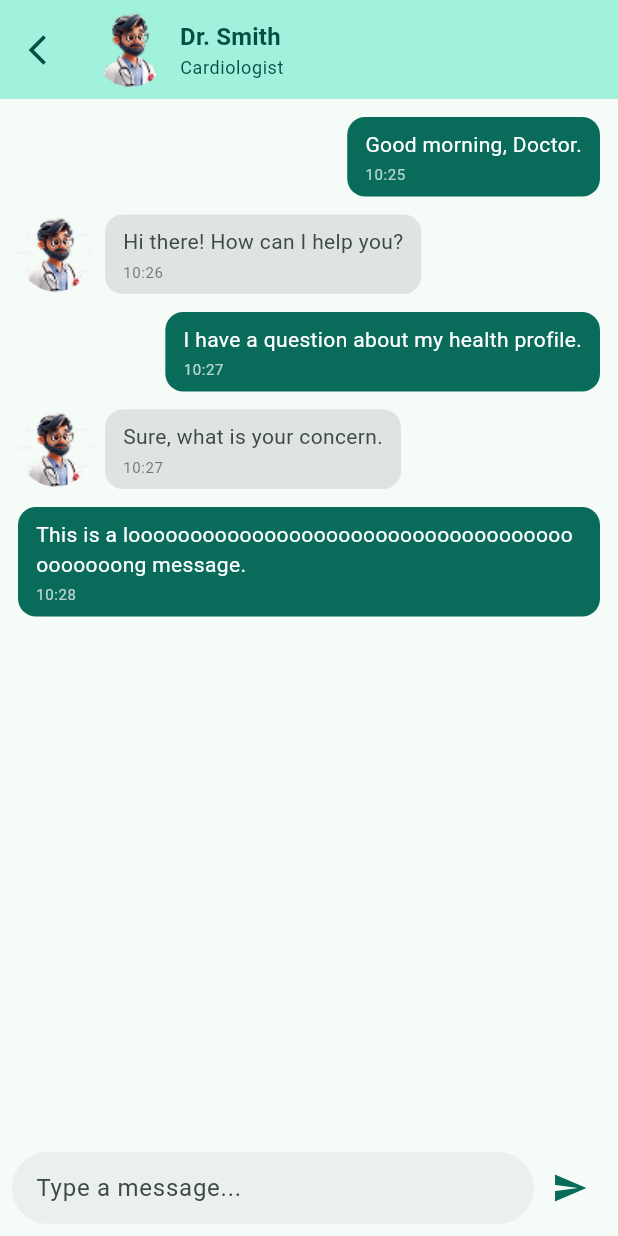
After one commit to anhkien7780/health_profile, a Flutter app: the ChatChildPage screen opened directly, after a tap on the "send" icon, on a phone screen of 412 x 824 dp. The commit adds this screen. Run offline on Flutter 3.47's test engine with Material 3 defaults, Android fonts, the phone set to English and light mode, and no system bars; drawn by our look-alikes of loader_overlay; our stand-ins replace equatable, flutter_bloc, flutter_svg, go_router, google_fonts, shared_preferences and 1 more; accounts and stored records are empty; generated files the repository leaves out were written again; statements that could not run were skipped.

Commit message:
feat: add chat page

```diff
--- a/lib/common/app_dimens.dart
+++ b/lib/common/app_dimens.dart
@@ -23,6 +23,7 @@ class AppDimens {
   static const double textFieldHeight = 44;
 
   // Padding
+  static const double paddingSmallest = 4;
   static const double paddingSmall = 8;
   static const double paddingNormal = 12;
   static const double paddingBig = 24;
--- a/lib/router/router_config.dart
+++ b/lib/router/router_config.dart
@@ -1,6 +1,7 @@
 import 'package:flutter/cupertino.dart';
 import 'package:go_router/go_router.dart';
 import 'package:health_profile/ui/pages/change_password/change_password_page.dart';
+import 'package:health_profile/ui/pages/chat/chat_page.dart';
 import 'package:health_profile/ui/pages/home/home_page.dart';
 import 'package:health_profile/ui/pages/login/login_page.dart';
 import 'package:health_profile/ui/pages/onboarding/onboarding_page.dart';
@@ -23,6 +24,7 @@ class AppRouter {
   static final changePassword = "/changePassword";
   static final signUp = "/signUp";
   static final home = "/home";
+  static final chat = "/chat";
 
   static final GoRouter routers = GoRouter(
     routes: _routers,
@@ -92,6 +94,13 @@ class AppRouter {
       builder: (context, state) {
         return ChangePasswordPage();
       },
-    )
+    ),
+    GoRoute(
+      path: chat,
+      name: chat,
+      builder: (context, state) {
+        return ChatPage();
+      },
+    ),
   ];
 }
--- /dev/null
+++ b/lib/ui/pages/chat/chat_cubit.dart
@@ -0,0 +1,85 @@
+import 'package:flutter/material.dart';
+import 'package:flutter_bloc/flutter_bloc.dart';
+import 'package:health_profile/ui/pages/chat/chat_navigator.dart';
+import 'package:health_profile/ui/pages/chat/chat_state.dart';
+
+class ChatCubit extends Cubit<ChatState> {
+  ChatCubit({required this.navigator}) : super(const ChatState()) {
+    _loadMockMessages();
+  }
+
+  final ChatNavigator navigator;
+  final messageController = TextEditingController();
+  final scrollController = ScrollController();
+
+  void _loadMockMessages() {
+    final messages = [
+      ChatMessage(
+        id: '1',
+        text: 'Good morning, Doctor.',
+        isMe: true,
+        timestamp: DateTime.now().subtract(const Duration(minutes: 5)),
+      ),
+      ChatMessage(
+        id: '2',
+        text: 'Hi there! How can I help you?',
+        isMe: false,
+        timestamp: DateTime.now().subtract(const Duration(minutes: 4)),
+      ),
+      ChatMessage(
+        id: '3',
+        text: 'I have a question about my health profile.',
+        isMe: true,
+        timestamp: DateTime.now().subtract(const Duration(minutes: 3)),
+      ),
+      ChatMessage(
+        id: '4',
+        text: 'Sure, what is your concern.',
+        isMe: false,
+        timestamp: DateTime.now().subtract(const Duration(minutes: 3)),
+      ),
+      ChatMessage(
+        id: '5',
+        text: 'This is a looooooooooooooooooooooooooooooooooooooooooong message.',
+        isMe: true,
+        timestamp: DateTime.now().subtract(const Duration(minutes: 2)),
+      ),
+    ];
+    emit(state.copyWith(messages: messages));
+  }
+
+  void sendMessage() {
+    final text = messageController.text.trim();
+    if (text.isEmpty) return;
+
+    final newMessage = ChatMessage(
+      id: DateTime.now().millisecondsSinceEpoch.toString(),
+      text: text,
+      isMe: true,
+      timestamp: DateTime.now(),
+    );
+
+    final updatedMessages = List<ChatMessage>.from(state.messages)
+      ..add(newMessage);
+
+    emit(state.copyWith(messages: updatedMessages));
+    messageController.clear();
+
+    Future.delayed(const Duration(milliseconds: 100), () {
+      if (scrollController.hasClients) {
+        scrollController.animateTo(
+          scrollController.position.maxScrollExtent,
+          duration: const Duration(milliseconds: 300),
+          curve: Curves.easeOut,
+        );
+      }
+    });
+  }
+
+  @override
+  Future<void> close() {
+    messageController.dispose();
+    scrollController.dispose();
+    return super.close();
+  }
+}
--- /dev/null
+++ b/lib/ui/pages/chat/chat_navigator.dart
@@ -0,0 +1,6 @@
+import 'package:flutter/material.dart';
+import 'package:health_profile/common/app_navigator.dart';
+
+class ChatNavigator extends AppNavigator {
+  ChatNavigator({required BuildContext context}) : super(context);
+}
--- /dev/null
+++ b/lib/ui/pages/chat/chat_page.dart
@@ -0,0 +1,214 @@
+import 'package:flutter/material.dart';
+import 'package:flutter_bloc/flutter_bloc.dart';
+import 'package:go_router/go_router.dart';
+import 'package:health_profile/common/app_dimens.dart';
+import 'package:health_profile/common/app_images.dart';
+import 'package:health_profile/ui/pages/chat/chat_cubit.dart';
+import 'package:health_profile/ui/pages/chat/chat_navigator.dart';
+import 'package:health_profile/ui/pages/chat/chat_state.dart';
+import 'package:intl/intl.dart';
+
+class ChatPage extends StatelessWidget {
+  const ChatPage({super.key});
+
+  @override
+  Widget build(BuildContext context) {
+    return BlocProvider(
+      create: (context) {
+        return ChatCubit(navigator: ChatNavigator(context: context));
+      },
+      child: const ChatChildPage(),
+    );
+  }
+}
+
+class ChatChildPage extends StatefulWidget {
+  const ChatChildPage({super.key});
+
+  @override
+  State<ChatChildPage> createState() => _ChatChildPageState();
+}
+
+class _ChatChildPageState extends State<ChatChildPage> {
+  late final ChatCubit _cubit;
+
+  @override
+  void initState() {
+    super.initState();
+    _cubit = context.read<ChatCubit>();
+  }
+
+  @override
+  Widget build(BuildContext context) {
+    final theme = Theme.of(context);
+    return Scaffold(
+      appBar: AppBar(
+        backgroundColor: theme.colorScheme.primaryContainer,
+        titleSpacing: 0,
+        leading: IconButton(
+          icon: Icon(
+            Icons.arrow_back_ios,
+            color: theme.colorScheme.onPrimaryContainer,
+          ),
+          onPressed: () => context.pop(),
+        ),
+        title: Row(
+          children: [
+            CircleAvatar(
+              radius: AppDimens.iconChatRadius,
+              backgroundImage: AssetImage(AppImages.icDoctor),
+              backgroundColor: Colors.transparent,
+            ),
+            const SizedBox(width: AppDimens.paddingSmall),
+            Column(
+              crossAxisAlignment: CrossAxisAlignment.start,
+              children: [
+                Text(
+                  'Dr. Smith',
+                  style: theme.textTheme.titleMedium?.copyWith(
+                    fontWeight: FontWeight.bold,
+                    color: theme.colorScheme.onPrimaryContainer,
+                  ),
+                ),
+                Text(
+                  'Cardiologist',
+                  style: theme.textTheme.bodySmall?.copyWith(
+                    color: theme.colorScheme.onPrimaryContainer,
+                  ),
+                ),
+              ],
+            ),
+          ],
+        ),
+      ),
+      body: Column(
+        children: [
+          Expanded(
+            child: BlocBuilder<ChatCubit, ChatState>(
+              builder: (context, state) {
+                return ListView.builder(
+                  controller: _cubit.scrollController,
+                  padding: const EdgeInsets.all(AppDimens.paddingNormal),
+                  itemCount: state.messages.length,
+                  itemBuilder: (context, index) {
+                    final message = state.messages[index];
+                    return _buildMessageItem(message);
+                  },
+                );
+              },
+            ),
+          ),
+          _buildMessageInput(),
+        ],
+      ),
+    );
+  }
+
+  Widget _buildMessageItem(ChatMessage message) {
+    final isMe = message.isMe;
+    final theme = Theme.of(context);
+
+    return Padding(
+      padding: const EdgeInsets.only(bottom: AppDimens.paddingNormal),
+      child: Row(
+        mainAxisAlignment: isMe
+            ? MainAxisAlignment.end
+            : MainAxisAlignment.start,
+        children: [
+          if (!isMe) ...[
+            CircleAvatar(
+              radius: AppDimens.iconChatRadius,
+              backgroundColor: Colors.transparent,
+              backgroundImage: AssetImage(AppImages.icDoctor),
+            ),
+            const SizedBox(width: AppDimens.paddingSmall),
+          ],
+          Flexible(
+            child: Container(
+              padding: const EdgeInsets.symmetric(
+                horizontal: AppDimens.paddingNormal,
+                vertical: AppDimens.paddingSmall,
+              ),
+              decoration: BoxDecoration(
+                color: isMe
+                    ? theme.colorScheme.primary
+                    : theme.colorScheme.surfaceContainerHighest,
+                borderRadius: BorderRadius.circular(
+                  AppDimens.borderRadiusNormal,
+                ),
+              ),
+              child: Column(
+                spacing: AppDimens.paddingSmallest,
+                crossAxisAlignment: CrossAxisAlignment.start,
+                children: [
+                  Text(
+                    message.text,
+                    style: theme.textTheme.bodyMedium?.copyWith(
+                      color: isMe
+                          ? theme.colorScheme.onPrimary
+                          : theme.colorScheme.onSurfaceVariant,
+                    ),
+                  ),
+                  Text(
+                    DateFormat('HH:mm').format(message.timestamp),
+                    style: theme.textTheme.bodySmall?.copyWith(
+                      color: isMe
+                          ? theme.colorScheme.onPrimary.withValues(alpha: 0.7)
+                          : theme.colorScheme.onSurfaceVariant.withValues(
+                              alpha: 0.7,
+                            ),
+                      fontSize: 10,
+                    ),
+                  ),
+                ],
+              ),
+            ),
+          ),
+        ],
+      ),
+    );
+  }
+
+  Widget _buildMessageInput() {
+    final theme = Theme.of(context);
+    return Container(
+      padding: const EdgeInsets.all(AppDimens.paddingSmall),
+      decoration: BoxDecoration(color: theme.scaffoldBackgroundColor),
+      child: SafeArea(
+        child: Row(
+          children: [
+            Expanded(
+              child: TextField(
+                controller: _cubit.messageController,
+                decoration: InputDecoration(
+                  hintText: 'Type a message...',
+                  border: OutlineInputBorder(
+                    borderRadius: BorderRadius.circular(
+                      AppDimens.borderRadiusBig,
+                    ),
+                    borderSide: BorderSide.none,
+                  ),
+                  filled: true,
+                  fillColor: theme.colorScheme.surfaceContainerHighest
+                      .withValues(alpha: 0.5),
+                  contentPadding: const EdgeInsets.symmetric(
+                    horizontal: AppDimens.paddingNormal,
+                    vertical: AppDimens.paddingSmall,
+                  ),
+                ),
+                minLines: 1,
+                maxLines: 5,
+              ),
+            ),
+            IconButton(
+              icon: Icon(Icons.send, color: theme.colorScheme.primary),
+              onPressed: () {
+                _cubit.sendMessage();
+              },
+            ),
+          ],
+        ),
+      ),
+    );
+  }
+}
--- /dev/null
+++ b/lib/ui/pages/chat/chat_state.dart
@@ -0,0 +1,37 @@
+import 'package:equatable/equatable.dart';
+
+class ChatMessage extends Equatable {
+  final String id;
+  final String text;
+  final bool isMe;
+  final DateTime timestamp;
+
+  const ChatMessage({
+    required this.id,
+    required this.text,
+    required this.isMe,
+    required this.timestamp,
+  });
+
+  @override
+  List<Object?> get props => [id, text, isMe, timestamp];
+}
+
+class ChatState extends Equatable {
+  final List<ChatMessage> messages;
+
+  const ChatState({
+    this.messages = const [],
+  });
+
+  @override
+  List<Object?> get props => [messages];
+
+  ChatState copyWith({
+    List<ChatMessage>? messages,
+  }) {
+    return ChatState(
+      messages: messages ?? this.messages,
+    );
+  }
+}
--- a/lib/ui/pages/home/widgets/chat_body.dart
+++ b/lib/ui/pages/home/widgets/chat_body.dart
@@ -1,7 +1,9 @@
 import 'package:flutter/material.dart';
+import 'package:go_router/go_router.dart';
 import 'package:health_profile/common/app_dimens.dart';
 import 'package:health_profile/common/app_images.dart';
 import 'package:health_profile/generated/l10n.dart';
+import 'package:health_profile/router/router_config.dart';
 
 class ChatBody extends StatelessWidget {
   const ChatBody({super.key});
@@ -22,6 +24,9 @@ class ChatBody extends StatelessWidget {
             itemCount: 2,
             itemBuilder: (context, index) {
               return ListTile(
+                onTap: () {
+                  context.pushNamed(AppRouter.chat);
+                },
                 tileColor: theme.colorScheme.surface,
                 shape: RoundedRectangleBorder(
                   borderRadius: BorderRadius.all(
```
